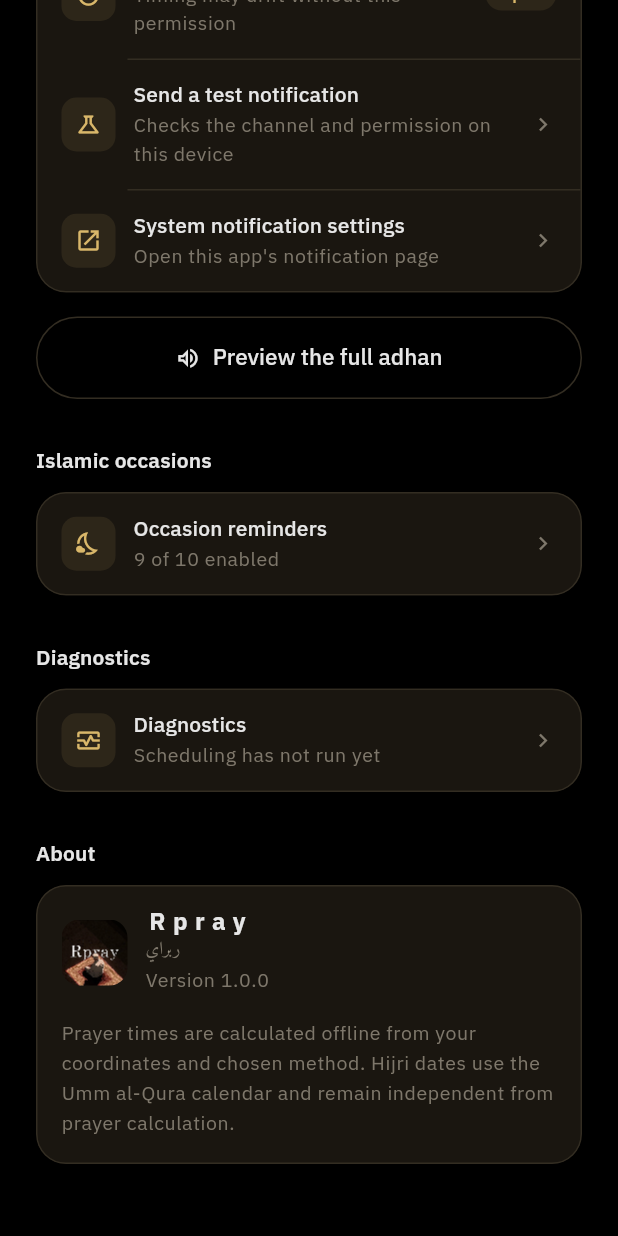
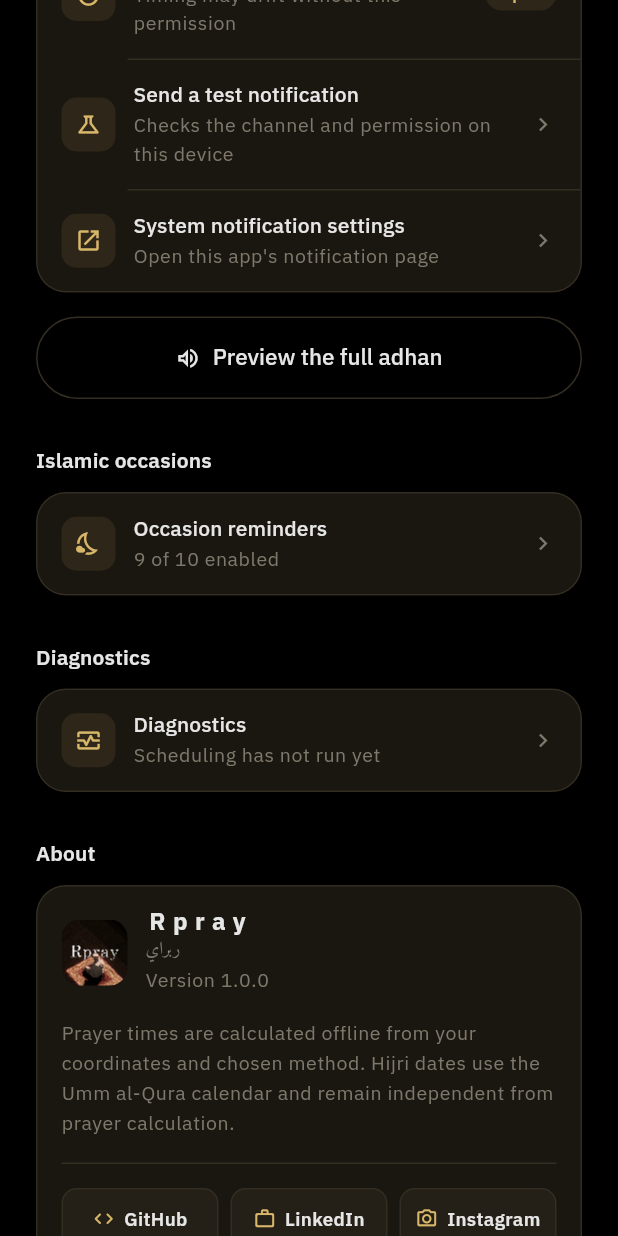
Before and after one commit to hedy-belhej-ali/rpray-app, a Flutter app: the SettingsScreen screen opened directly, scrolled down 1077 dp, on a phone screen of 412 x 824 dp. Run offline on Flutter 3.47's test engine with Material 3 defaults, Android fonts, the phone set to English and light mode, and no system bars; our stand-ins replace adhan, audioplayers, flutter_local_notifications, flutter_timezone, geolocator, hijri and 3 more; accounts and stored records are empty.

Commit message:
feat(about): social links footer (GitHub, LinkedIn, Instagram)

```diff
--- a/lib/ui/screens/settings_screen.dart
+++ b/lib/ui/screens/settings_screen.dart
@@ -1,6 +1,7 @@
 import 'package:flutter/foundation.dart';
 import 'package:material_ui/material_ui.dart';
 import 'package:provider/provider.dart';
+import 'package:url_launcher/url_launcher.dart';
 
 import '../../controllers/prayer_controller.dart';
 import '../../core/rafel_theme.dart';
@@ -381,6 +382,10 @@ class SettingsScreen extends StatelessWidget {
                         height: 1.55,
                       ),
                 ),
+                const SizedBox(height: RafelSpace.md),
+                const RafelDivider(),
+                const SizedBox(height: RafelSpace.md),
+                const _SocialLinksRow(),
               ],
             ),
           ),
@@ -711,3 +716,93 @@ class RafelOutlinedAction extends StatelessWidget {
     );
   }
 }
+
+// ─────────────────────────────────────────────────────────────────────────────
+// Social links footer
+// ─────────────────────────────────────────────────────────────────────────────
+
+class _SocialLink {
+  const _SocialLink({required this.label, required this.url, required this.icon});
+
+  final String label;
+  final String url;
+  final IconData icon;
+}
+
+const List<_SocialLink> _kSocialLinks = <_SocialLink>[
+  _SocialLink(
+    label: 'GitHub',
+    url: 'https://github.com/hedy-belhej-ali',
+    icon: Icons.code_rounded,
+  ),
+  _SocialLink(
+    label: 'LinkedIn',
+    url: 'https://www.linkedin.com/in/hedy-belhej-ali-291ab532a',
+    icon: Icons.work_outline_rounded,
+  ),
+  _SocialLink(
+    label: 'Instagram',
+    url: 'https://www.instagram.com/hedyy69/',
+    icon: Icons.photo_camera_outlined,
+  ),
+];
+
+class _SocialLinksRow extends StatelessWidget {
+  const _SocialLinksRow();
+
+  Future<void> _open(BuildContext context, _SocialLink link) async {
+    final bool opened = await launchUrl(
+      Uri.parse(link.url),
+      mode: LaunchMode.externalApplication,
+    );
+    if (!opened && context.mounted) {
+      showRafelSnack(context, 'Could not open the link.');
+    }
+  }
+
+  @override
+  Widget build(BuildContext context) {
+    final theme = RafelTheme.of(context);
+    return Row(
+      children: <Widget>[
+        for (int i = 0; i < _kSocialLinks.length; i++) ...<Widget>[
+          if (i > 0) const SizedBox(width: RafelSpace.xs),
+          Expanded(
+            child: GestureDetector(
+              onTap: () => _open(context, _kSocialLinks[i]),
+              behavior: HitTestBehavior.opaque,
+              child: Container(
+                padding: const EdgeInsets.symmetric(vertical: 10),
+                decoration: BoxDecoration(
+                  color: theme.elevated,
+                  borderRadius: BorderRadius.circular(RafelRadius.sm),
+                  border: Border.all(color: theme.outline),
+                ),
+                child: Row(
+                  mainAxisAlignment: MainAxisAlignment.center,
+                  children: <Widget>[
+                    Icon(_kSocialLinks[i].icon, size: 15, color: theme.active),
+                    const SizedBox(width: 6),
+                    Flexible(
+                      child: Text(
+                        _kSocialLinks[i].label,
+                        maxLines: 1,
+                        overflow: TextOverflow.ellipsis,
+                        style: TextStyle(
+                          fontFamily: 'IBMPlexSans',
+                          fontSize: 12.5,
+                          fontWeight: FontWeight.w600,
+                          color: theme.onSurface,
+                        ),
+                      ),
+                    ),
+                  ],
+                ),
+              ),
+            ),
+          ),
+        ],
+      ],
+    );
+  }
+}
--- a/pubspec.yaml
+++ b/pubspec.yaml
@@ -22,6 +22,7 @@ dependencies:
   flutter_timezone: ^5.1.1
   audioplayers: ^6.8.1
   intl: ^0.20.3
+  url_launcher: ^6.3.1
 
 dev_dependencies:
   flutter_test:
```
Also changed, not shown: pubspec.lock, 3 other files.
